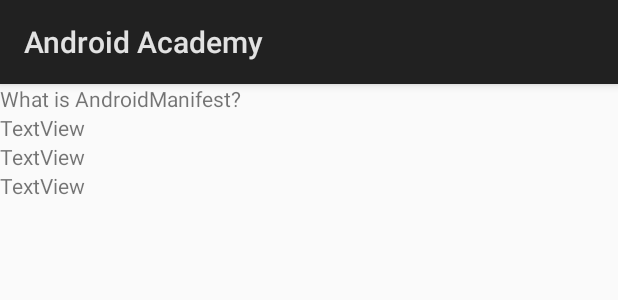
After one commit to yxsoong/IS3261-Project, an Android app: the layout activity_android_manifest.xml on its own in the app's theme, with its tools: preview values and no code run, on a phone screen of 412 x 824 dp. The commit adds this screen. Shown: the top 300 px of the screen. Run offline under Robolectric (Android 15) with nearby library versions, the phone set to English and light mode, and no system bars.

Commit message:
a lot of edits

```diff
--- a/AndroidAcademy/app/src/main/AndroidManifest.xml
+++ b/AndroidAcademy/app/src/main/AndroidManifest.xml
@@ -22,7 +22,9 @@
             android:name=".CreateProjectActivity"
             android:label="@string/title_activity_create_project" />
         <activity android:name=".Lesson2Activity" />
-        <activity android:name=".AndroidEmulatorActivity"></activity>
+        <activity android:name=".AndroidEmulatorActivity" />
+        <activity android:name=".AndroidManifestActivity" />
+        <activity android:name=".AndroidTermsActivity"></activity>
     </application>
 
 </manifest>
--- /dev/null
+++ b/AndroidAcademy/app/src/main/res/layout/activity_android_manifest.xml
@@ -0,0 +1,34 @@
+<?xml version="1.0" encoding="utf-8"?>
+<LinearLayout xmlns:android="http://schemas.android.com/apk/res/android"
+    xmlns:app="http://schemas.android.com/apk/res-auto"
+    xmlns:tools="http://schemas.android.com/tools"
+    android:layout_width="match_parent"
+    android:layout_height="match_parent"
+    android:orientation="vertical"
+    tools:context="com.yxsoong.project.androidacademy.AndroidManifestActivity">
+
+
+    <TextView
+        android:id="@+id/manifestIntro"
+        android:layout_width="match_parent"
+        android:layout_height="wrap_content"
+        android:text="What is AndroidManifest?" />
+
+    <TextView
+        android:id="@+id/textView3"
+        android:layout_width="match_parent"
+        android:layout_height="wrap_content"
+        android:text="TextView" />
+
+    <TextView
+        android:id="@+id/textView4"
+        android:layout_width="match_parent"
+        android:layout_height="wrap_content"
+        android:text="TextView" />
+
+    <TextView
+        android:id="@+id/textView5"
+        android:layout_width="match_parent"
+        android:layout_height="wrap_content"
+        android:text="TextView" />
+</LinearLayout>
--- a/AndroidAcademy/app/src/main/res/layout/activity_getting_started.xml
+++ b/AndroidAcademy/app/src/main/res/layout/activity_getting_started.xml
@@ -40,13 +40,15 @@
         android:layout_width="match_parent"
         android:layout_height="0dp"
         android:layout_weight="1"
-        android:text="@string/android_manifest"/>
+        android:text="@string/android_manifest"
+        android:onClick="onClick_GoToAndroidManifestActivity"/>
 
     <Button
         android:id="@+id/androidTermsBtn"
         android:layout_width="match_parent"
         android:layout_height="0dp"
         android:layout_weight="1"
-        android:text="@string/android_terms" />
+        android:text="@string/android_terms"
+        android:onClick="onClick_GoToAndroidTermsActivity"/>
 
 </LinearLayout>
--- a/AndroidAcademy/app/src/main/res/values/strings.xml
+++ b/AndroidAcademy/app/src/main/res/values/strings.xml
@@ -50,5 +50,10 @@
     <string name="spinners">Spinners</string>
     <string name="pickers">Pickers</string>
 
+    <!--Lesson 3 Android Manifest-->
+    <string name="introManifest1">Button</string>
+
+    <!--Lesson 4 Android Terms-->
+
 
 </resources>
```
Also changed, not shown: AndroidAcademy/app/src/main/res/layout/activity_android_terms.xml (added, +10 -0 lines).
